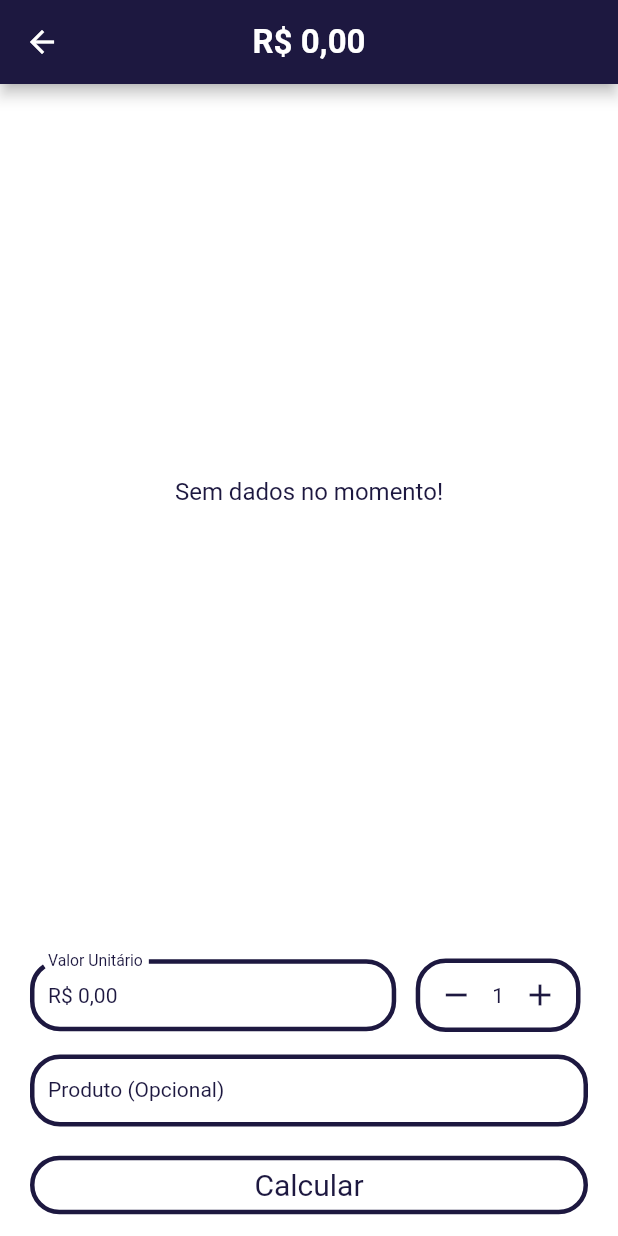
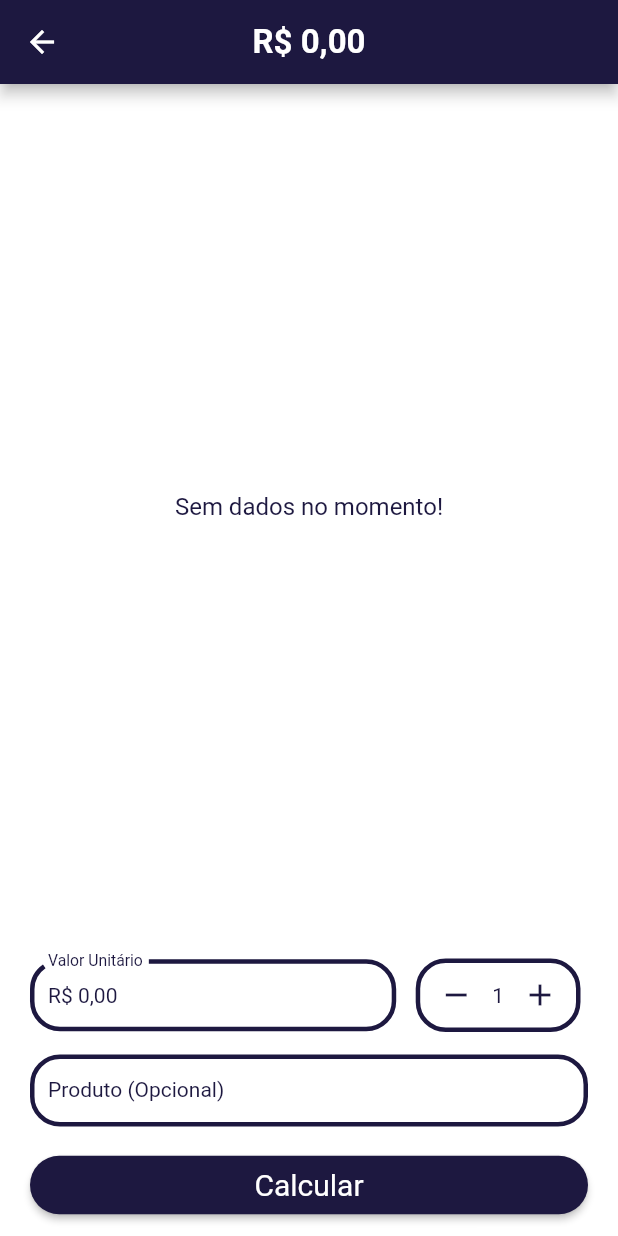
Before and after one commit to yurilima7/Somador-de-Compras, a Flutter app: the Home screen opened by its route, on a phone screen of 412 x 824 dp. Run offline on Flutter 3.47's test engine with Material 2 defaults, Android fonts, the light colour scheme and no system bars; our stand-ins replace brasil_fields; missing offline and left inert: validatorless.

Commit message:
Button Modification

```diff
--- a/total_compras/lib/App/Core/Widgets/form_input.dart
+++ b/total_compras/lib/App/Core/Widgets/form_input.dart
@@ -4,6 +4,7 @@ import 'package:flutter/services.dart';
 import 'package:provider/provider.dart';
 import 'package:total_compras/App/Controllers/purchase_provider_impl.dart';
 import 'package:total_compras/App/Core/Styles/button_styles.dart';
+import 'package:total_compras/App/Core/Styles/colors_styles.dart';
 import 'package:total_compras/App/Core/Styles/text_styles.dart';
 import 'package:total_compras/App/Core/Utils/messages.dart';
 import 'package:total_compras/App/Models/purchase.dart';
@@ -27,7 +28,7 @@ class _FormInputState extends State<FormInput> {
 
     return Consumer<PurchaseProviderImpl>(
       builder: (context, purchase, child) => SizedBox(
-        height: 220,
+        height: 200,
         child: Form(
           key: formKey,
 
@@ -80,8 +81,8 @@ class _FormInputState extends State<FormInput> {
               SizedBox(
                 width: double.infinity,
 
-                child: OutlinedButton(
-                  style: context.buttonStyles.outButton,
+                child: ElevatedButton(
+                  style: context.buttonStyles.buttonHome,
                   onPressed: () async {
                       final valid =
                           formKey.currentState?.validate() ?? false;
@@ -115,7 +116,7 @@ class _FormInputState extends State<FormInput> {
 
                     child: Text(
                       'Calcular',
-                    style: context.textStyles.button,
+                      style: context.textStyles.button.copyWith(color: ColorsStyles.primary),
                     ),
                 ),
               ),
```
Also changed, not shown: total_compras/lib/App/Core/Styles/button_styles.dart (+11 -0 lines). Lines whose indentation alone changed are shown as unchanged.
